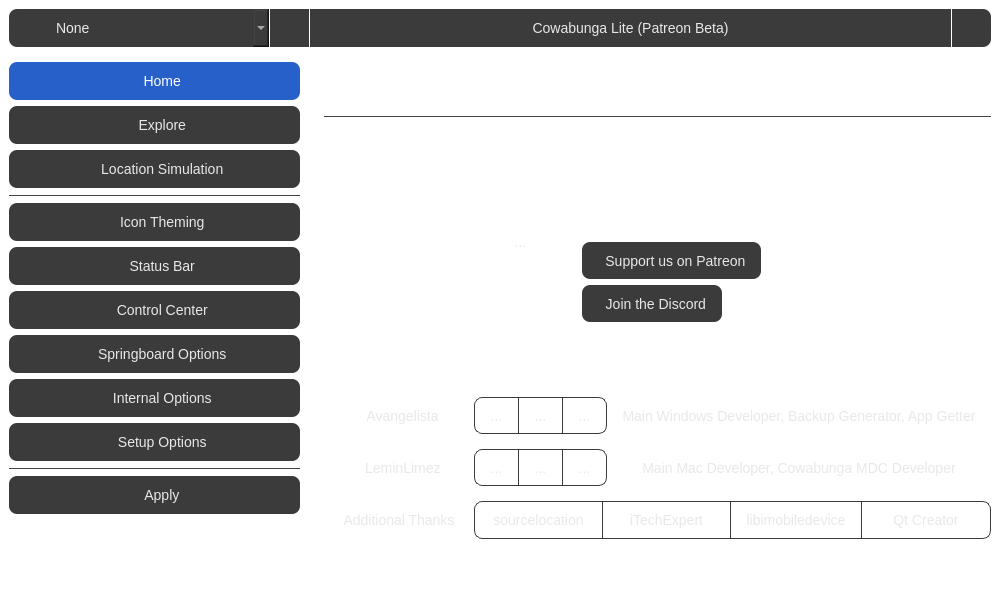
This is mainwindow.ui in Avangelista/CowabungaLiteWindows as Qt 5 draws it before an edit. The edited form follows.
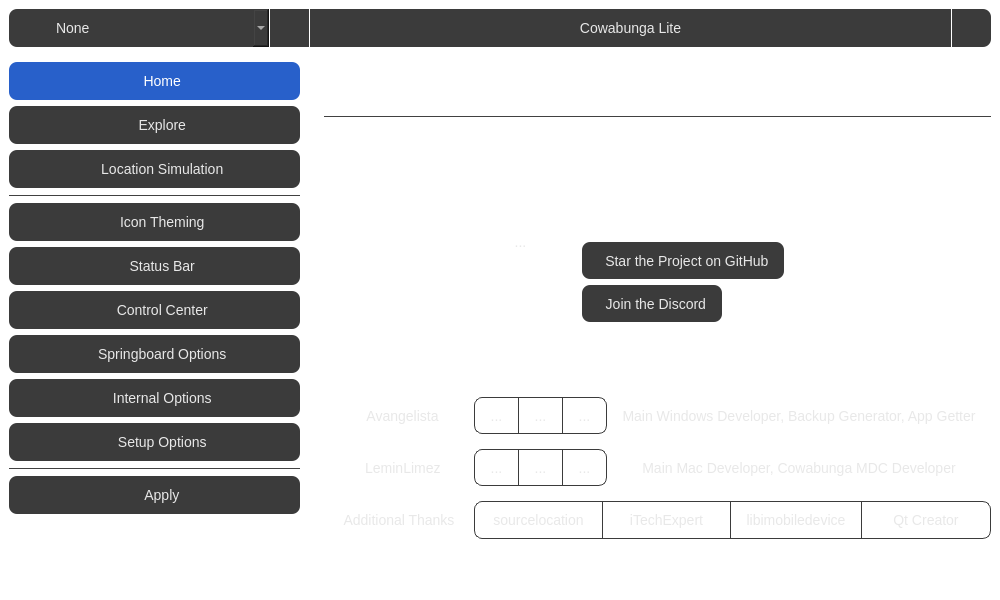
This is the edited form. The open tabs and pages were chosen to show the change. Icons and pictures are not drawn.

```diff
--- a/mainwindow.ui
+++ b/mainwindow.ui
@@ -331,7 +331,7 @@
 }</string>
          </property>
          <property name="text">
-          <string>Cowabunga Lite (Patreon Beta)</string>
+          <string>Cowabunga Lite</string>
          </property>
         </widget>
        </item>
@@ -1026,7 +1026,7 @@
                     <item>
                      <widget class="QToolButton" name="patreonBtn">
                       <property name="text">
-                       <string>  Support us on Patreon</string>
+                       <string>  Star the Project on GitHub</string>
                       </property>
                       <property name="icon">
                        <iconset resource="resources.qrc">
```
Left out of the diff: 10 changed lines with no effect on the pictures.
